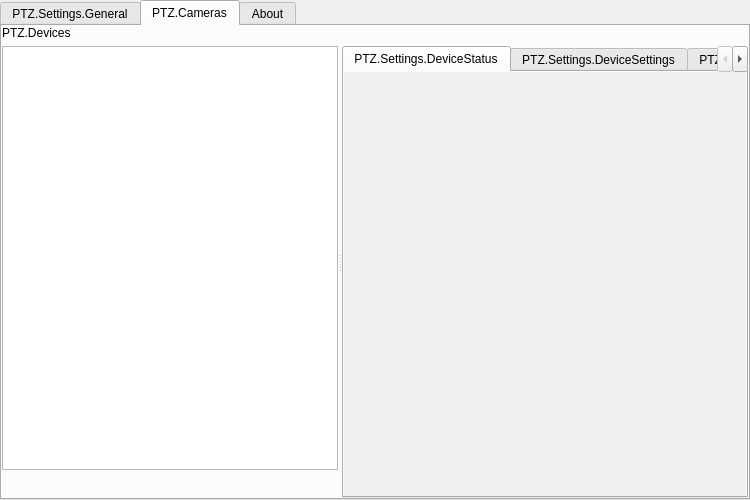
Old version of the form src/settings.ui in the repository glikely/obs-ptz.
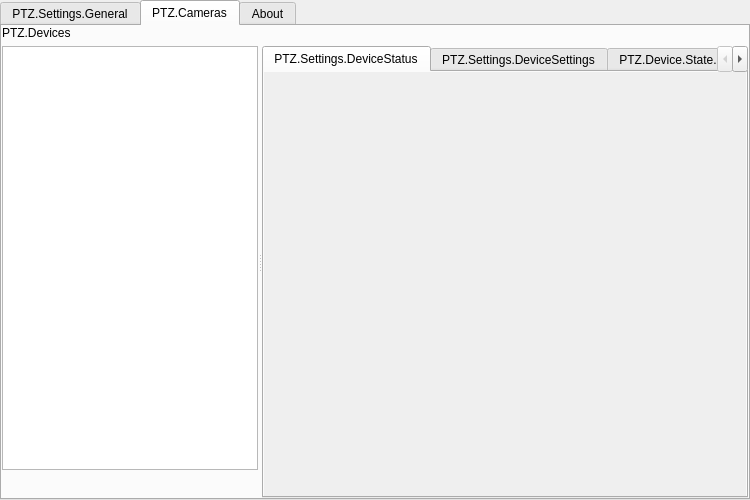
New version of the form. The open tabs and pages were chosen to show the change. Custom widgets are drawn as their Qt base class.

Commit message: settings: keep the camera list the same width

Patch:
```diff
--- a/src/settings.ui
+++ b/src/settings.ui
@@ -170,9 +170,6 @@
          </property>
          <widget class="QWidget" name="widget_1" native="true">
           <layout class="QVBoxLayout" name="verticalLayout_3">
-           <property name="sizeConstraint">
-            <enum>QLayout::SizeConstraint::SetMinimumSize</enum>
-           </property>
            <item>
             <widget class="QLabel" name="label_2">
              <property name="text">
@@ -248,15 +245,27 @@
           </layout>
          </widget>
          <widget class="QWidget" name="devicePane" native="true">
+          <property name="sizePolicy">
+           <sizepolicy hsizetype="Preferred" vsizetype="Preferred">
+            <horstretch>1</horstretch>
+            <verstretch>0</verstretch>
+           </sizepolicy>
+          </property>
           <layout class="QVBoxLayout" name="devicePaneLayout">
            <property name="leftMargin"><number>0</number></property>
            <property name="topMargin"><number>0</number></property>
            <property name="rightMargin"><number>0</number></property>
            <property name="bottomMargin"><number>0</number></property>
            <item>
-            <layout class="QHBoxLayout" name="headerLayout">
+            <layout class="QHBoxLayout" name="headerLayout" stretch="1,0">
              <item>
               <widget class="QLabel" name="statusHeader">
+               <property name="sizePolicy">
+                <sizepolicy hsizetype="Ignored" vsizetype="Preferred">
+                 <horstretch>0</horstretch>
+                 <verstretch>0</verstretch>
+                </sizepolicy>
+               </property>
                <property name="textFormat">
                 <enum>Qt::TextFormat::RichText</enum>
                </property>
```
Left out of the diff: 3 changed lines with no effect on the pictures. The commit also changes 2 other files.
